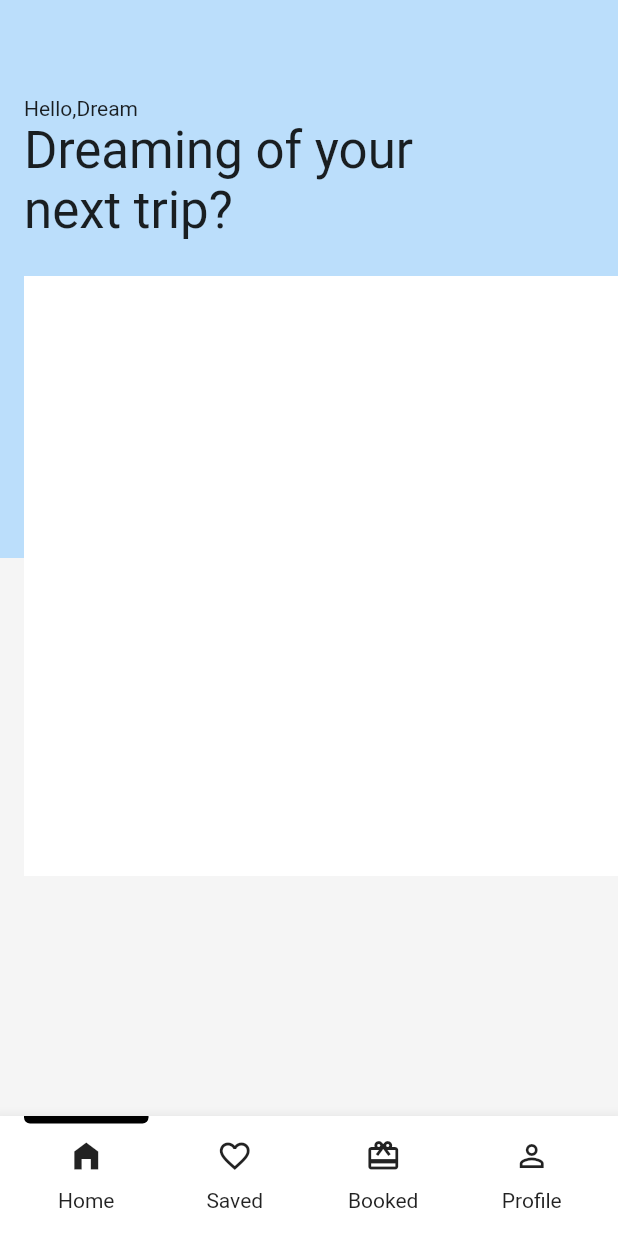
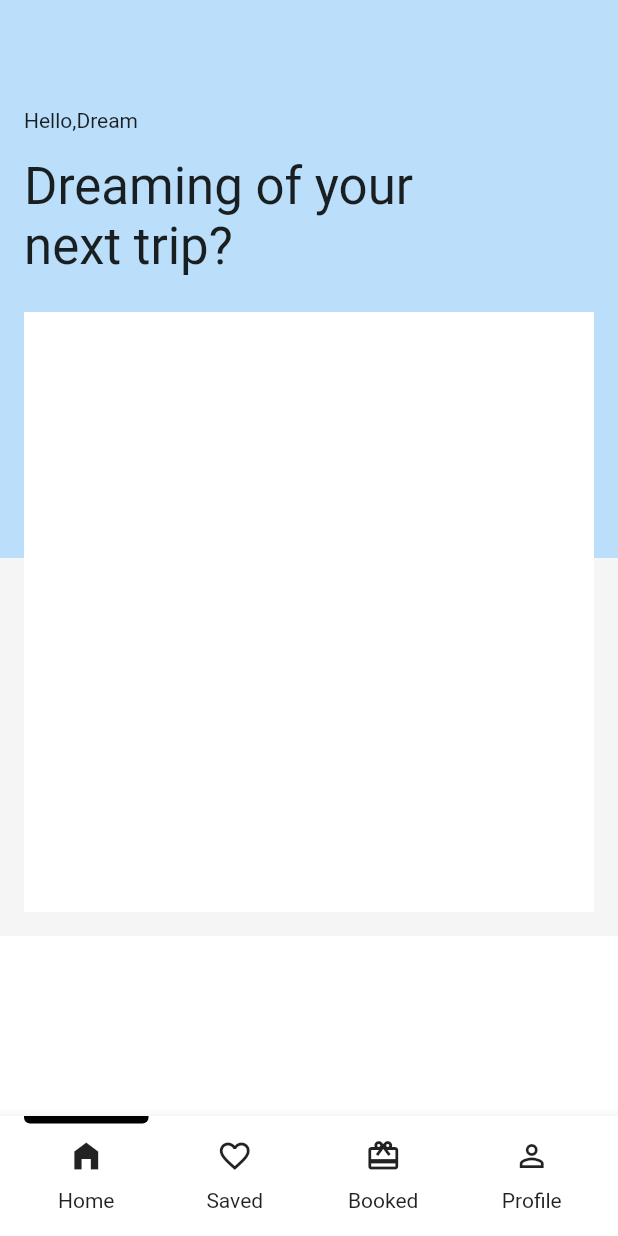
Before and after one commit to JAICHANGPARK/flutter_notebook_chapter_24, a Flutter app: the screen it shows after launch, on a phone screen of 412 x 824 dp. Run offline on Flutter 3.47's test engine with Material 2 defaults, Android fonts, the phone set to English and light mode, and no system bars; our stand-ins replace flutter_riverpod, freezed_annotation, ionicons, percent_indicator; missing offline and left inert: crypto_font_icons.

Commit message:
Update travel_app_main_page.dart

```diff
--- a/lib/ep1365_travel_app/view/travel_app_main_page.dart
+++ b/lib/ep1365_travel_app/view/travel_app_main_page.dart
@@ -33,12 +33,16 @@ class _TravelAppMainPageState extends State<TravelAppMainPage> {
             ),
           ),
           Positioned(
-            left: 16,
-            top: 64,
+            left: 0,
+            top: 72,
             bottom: 0,
             right: 0,
             child: Column(
               crossAxisAlignment: CrossAxisAlignment.start,
+              children: [
+                Padding(
+                  padding: const EdgeInsets.symmetric(horizontal: 16, ),
+                  child: Column(
                     children: [
                       Row(
                         children: [
@@ -47,6 +51,9 @@ class _TravelAppMainPageState extends State<TravelAppMainPage> {
                               crossAxisAlignment: CrossAxisAlignment.start,
                               children: [
                                 Text("Hello,Dream"),
+                                SizedBox(
+                                  height: 16,
+                                ),
                                 Text(
                                   "Dreaming of your next trip?",
                                   style: TextStyle(
@@ -72,6 +79,17 @@ class _TravelAppMainPageState extends State<TravelAppMainPage> {
                         height: 400,
                         color: Colors.white,
                       ),
+                      SizedBox(
+                        height: 16,
+                      ),
+                    ],
+                  ),
+                ),
+                Expanded(
+                  child: Container(
+                    color: Colors.white,
+                  ),
+                )
               ],
             ),
           ),
```
Lines whose indentation alone changed are shown as unchanged.
